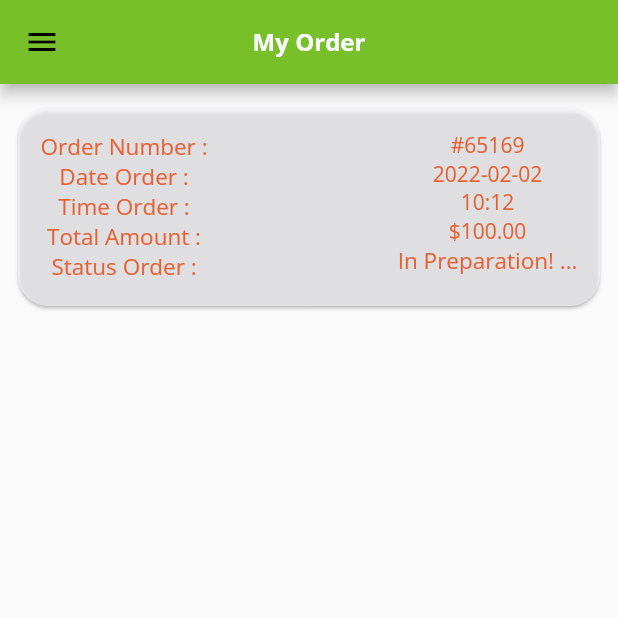
After one commit to sami97-alnaji/sinbad_lunch, a Flutter app: the PageMyOrder screen opened directly, on a phone screen of 412 x 824 dp, the top half of it. The commit adds this screen. Run offline on Flutter 3.47's test engine with Material 2 defaults, Android fonts, the phone set to English and light mode, and no system bars; drawn by our look-alikes of auto_size_text; our stand-ins replace cached_network_image, email_validator, firebase_core, firebase_messaging, flutter_easyloading, flutter_svg and 6 more; missing offline and left inert: encrypt; accounts and stored records are empty; network calls fail.

Commit message:
Modify font sizes and modify cart page properties Change the place of the tip box and add the tax as a value, not as a number Add the toast, instead of the message that was shown below And the addition of the feature of taking the token from the device to send a notification when the food arrives at the company

```diff
--- a/lib/components/Widget/start_page/my_app_bar.dart
+++ b/lib/components/Widget/start_page/my_app_bar.dart
@@ -21,10 +21,19 @@ class MyAppBar extends StatelessWidget implements PreferredSizeWidget {
     return AppBar(
       backgroundColor: ColorsApp.primColr,
       centerTitle: true,
+
       title: AStx(titel,
           colr:  ColorsApp.white1,
           size:  16,
           isBold: true),
+        leading: titel != 'Home' && titel != 'About Us' && titel != 'My Order'
+            ? IconButton(
+          icon: const Icon(Icons.arrow_back_ios),
+          onPressed: () {
+            Navigator.pop(context);
+          },
+        ) : null,
+
       actions: [
         titel == 'Home'
             ? SizedBox(
@@ -68,12 +77,13 @@ class MyAppBar extends StatelessWidget implements PreferredSizeWidget {
                       ),
                     ]),
               )
-            : IconButton(
-                onPressed: () {
-                  Navigator.pop(context);
-                },
-                icon: const Icon(Icons.arrow_forward_rounded),
-              ),
+            : Container(),
+        // IconButton(
+        //         onPressed: () {
+        //           Navigator.pop(context);
+        //         },
+        //         icon: const Icon(Icons.arrow_forward_rounded),
+        //       ),
       ],
     );
   }
--- a/lib/components/Words/Words.dart
+++ b/lib/components/Words/Words.dart
@@ -15,6 +15,7 @@ class WordAppENG {
       platters5 ='Sandwich Combos5', //'Platters',
       platters6 ='Sandwich Combos6', //'Platters',
       gyro = 'Gyro',
+      PageMyOrder = 'My Order',
       specialFodItm = 'Special food items',
       gloryBeginingRestrant =
           'Chicken Shawarma',
--- a/lib/main.dart
+++ b/lib/main.dart
@@ -9,6 +9,7 @@ import 'package:sinbad_lunch/components/Widget/AutoSText/AStx.dart';
 import 'package:sinbad_lunch/components/provider/product_page_variables.dart';
 import 'package:sinbad_lunch/components/save_info/shared_preference.dart';
 import 'package:sinbad_lunch/package/page/CheckoutPages/page_basket.dart';
+import 'package:sinbad_lunch/package/page/CheckoutPages/page_my_order.dart';
 import 'package:sinbad_lunch/package/page/auth/email_confirmation.dart';
 import 'package:sinbad_lunch/package/page/auth/forgot_passowrd.dart';
 import 'package:sinbad_lunch/package/page/auth/login.dart';
@@ -64,7 +65,7 @@ class SinbadsLunch extends StatelessWidget {
       theme: ThemeData(
         primarySwatch: Colors.orange,
       ),
-      home: const PageSplash(), //const PageForgotPassword(),// const  Login(),//Register(),//EmailConfirmation(),//PageHome(),// DashboardPage(),// const testHttp(),//PageProduct(title: '55f5f5',), // PageBasket(), //
+      home:  const  PageSplash(), //const PageMyOrder(),//  const PageForgotPassword(),// const  Login(),//Register(),//EmailConfirmation(),//PageHome(),// DashboardPage(),// const testHttp(),//PageProduct(title: '55f5f5',), // PageBasket(), //
     builder: EasyLoading.init(),
     );
   }
--- /dev/null
+++ b/lib/package/page/CheckoutPages/page_my_order.dart
@@ -0,0 +1,163 @@
+import 'dart:io';
+
+import 'package:flutter/material.dart';
+import 'package:internet_connection_checker/internet_connection_checker.dart';
+import 'package:sinbad_lunch/components/Colors/colors.dart';
+import 'package:sinbad_lunch/components/Widget/AutoSText/AStx.dart';
+import 'package:sinbad_lunch/components/Widget/start_page/my_app_bar.dart';
+import 'package:sinbad_lunch/components/Widget/start_page/my_drawer.dart';
+import 'package:sinbad_lunch/components/Words/Words.dart';
+
+class PageMyOrder extends StatefulWidget {
+  const PageMyOrder({Key? key}) : super(key: key);
+
+  @override
+  State<PageMyOrder> createState() => _PageMyOrderState();
+}
+
+class _PageMyOrderState extends State<PageMyOrder> {
+  ///********************************************************/
+  // check conncetion to server
+  bool? _isConnectionSuccessful = true;
+
+  Future<void> _tryConnection() async {
+    bool? result = false;
+    try {
+      bool result = await InternetConnectionChecker().hasConnection;
+      final response =
+          await InternetAddress.lookup('https://www.sinbadslunch.com/');
+
+      setState(() {
+        _isConnectionSuccessful = result; //response.isNotEmpty;
+      });
+    } on SocketException catch (e) {
+      setState(() {
+        _isConnectionSuccessful == result; // false;
+      });
+    }
+  }
+
+  _tryConnectionWAit() async {
+    await _tryConnection();
+  }
+
+  /// *************************************************************************/
+
+  @override
+  void initState() {
+    super.initState();
+
+    /****************************************************/
+    _tryConnectionWAit();
+    /****************************************************/
+  }
+
+  @override
+  Widget build(BuildContext context) {
+    if (_isConnectionSuccessful!) {
+      try {
+        return Scaffold(
+          appBar: MyAppBar(
+            titel: WordAppENG.PageMyOrder,
+          ),
+          drawer: const MyDrawer(),
+          body: SingleChildScrollView(
+            child: Column(
+              children: [
+                Padding(
+                  padding: const EdgeInsets.only(
+                      left: 8.0, right: 8.0, top: 12.0, bottom: 5.0),
+                  child: SizedBox(
+                    height: 140,
+                    width: double.infinity,
+                    /*GestureDetector*/ child: InkWell(
+                    onTap: () {print('tap');},
+
+                      child: Card(
+                        color: ColorsApp.white1.withOpacity(0.6),
+                        shape: RoundedRectangleBorder(
+                          borderRadius: BorderRadius.circular(20),
+                        ),
+                        child: Padding(
+                          padding: const EdgeInsets.all(15.0),
+                          child: Row(
+                            mainAxisAlignment: MainAxisAlignment.spaceBetween,
+                            children: [
+                              Column(
+                                children: [
+                                  AStx(
+                                    "Order Number : ",
+                                    size: 15,
+                                  ),
+                                  AStx(
+                                    "Date Order : ",
+                                    size: 15,
+                                  ),
+                                  AStx(
+                                    "Time Order : ",
+                                    size: 15,
+                                  ),
+                                  AStx(
+                                    "Total Amount : ",
+                                    size: 15,
+                                  ),
+                                  AStx(
+                                    "Status Order : ",
+                                    size: 15,
+                                  ),
+                                ],
+                              ),
+                              Column(
+                                children: [
+                                  AStx(
+                                    // order number
+                                    "#65169",
+                                    size: 14,
+                                  ),
+                                  AStx(
+                                    // date order
+                                    "2022-02-02",
+                                    size: 14,
+                                  ),
+                                  AStx(
+                                    // time order
+                                    "10:12",
+                                    size: 14,
+                                  ),
+                                  AStx(
+                                    // total amount
+                                    "\$"+"100.00",
+                                    size: 14,
+                                  ),
+                                  AStx(
+                                    // status order
+                                     "In Preparation! ...",
+                                    size: 15,
+                                  ),
+                                ],
+                              ),
+                            ],
+                          ),
+                        ),
+                      ),
+                    ),
+                  ),
+                ),
+              ],
+            ),
+          ),
+        );
+      } on Exception catch (_) {
+        print("throwing new error");
+
+        throw Center(
+          child: AStx('Wait a moment please'),
+        );
+      }
+    } else {
+      return Center(
+        child: AStx('Not connected to any network'),
+      );
+    }
+  }
+}
--- a/pubspec.yaml
+++ b/pubspec.yaml
@@ -59,7 +59,7 @@ dependencies:
   flutter_launcher_icons: ^0.9.3
   internet_connection_checker: ^0.0.1+4
   firebase_messaging: ^11.4.4
-  firebase_core: ^1.19.1
+#  firebase_core: ^1.19.1
 
 dev_dependencies:
   flutter_test:
```
Also changed, not shown: lib/components/Widget/start_page/my_drawer.dart (+17 -1 lines), lib/package/page/CheckoutPages/page_basket.dart (+41 -14 lines), assets/images/orange_blur.jpg (added), assets/images/orange_green_blur_gradationwallpaper.jpg (added), assets/images/stock_photo_raster_abstract_light_orange_blurred.jpg (added), pubspec.lock.
